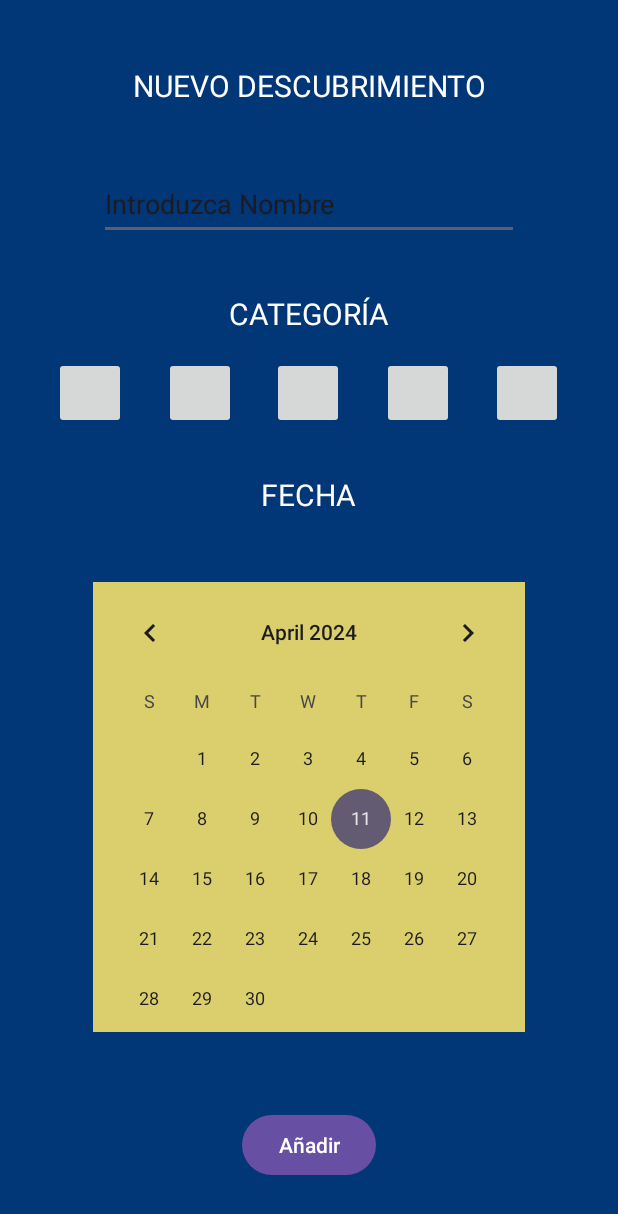
After one commit to Alcach/AstroLog, an Android app: the MeterObservacionNueva screen opened directly, with no data from a screen before it, on a phone screen of 412 x 824 dp. The commit adds this screen. Shown: the top 1214 px of the screen. Run offline under Robolectric (Android 15) with nearby library versions, the phone set to English and light mode, and no system bars.

Commit message:
Meter Calendario/Botones para la categoria /Strings para el titulo.

```diff
--- a/app/src/main/AndroidManifest.xml
+++ b/app/src/main/AndroidManifest.xml
@@ -13,6 +13,9 @@
         android:theme="@style/Theme.AstroLog"
         tools:targetApi="31">
         <activity
+            android:name=".MeterObservacionNueva"
+            android:exported="false" />
+        <activity
             android:name=".MainActivity"
             android:exported="true">
             <intent-filter>
--- a/app/src/main/java/com/sc/astrolog/MainActivity.java
+++ b/app/src/main/java/com/sc/astrolog/MainActivity.java
@@ -2,13 +2,23 @@ package com.sc.astrolog;
 
 import androidx.appcompat.app.AppCompatActivity;
 
+import android.content.Intent;
 import android.os.Bundle;
+import android.widget.Button;
 
 public class MainActivity extends AppCompatActivity {
+    Button botonNuevaObs;
 
     @Override
     protected void onCreate(Bundle savedInstanceState) {
         super.onCreate(savedInstanceState);
         setContentView(R.layout.activity_main);
+        botonNuevaObs = findViewById(R.id.BotonAIrMeterObs);
+        botonNuevaObs.setOnClickListener(view -> IntroducirNuevaObs());
+    }
+    private void IntroducirNuevaObs()
+    {
+        Intent intent = new Intent(this, MeterObservacionNueva.class);
+        startActivity(intent);
     }
 }
--- /dev/null
+++ b/app/src/main/java/com/sc/astrolog/MeterObservacionNueva.java
@@ -0,0 +1,107 @@
+package com.sc.astrolog;
+
+import androidx.annotation.NonNull;
+import androidx.appcompat.app.AppCompatActivity;
+
+import android.content.Context;
+import android.content.Intent;
+import android.content.SharedPreferences;
+import android.os.Bundle;
+import android.widget.Button;
+import android.widget.CalendarView;
+import android.widget.EditText;
+import android.widget.ImageButton;
+import android.widget.Toast;
+
+import java.text.SimpleDateFormat;
+import java.util.Calendar;
+import java.util.Locale;
+
+public class MeterObservacionNueva extends AppCompatActivity {
+
+    SharedPreferences preferencias;
+    EditText TituloCategoria;
+    String Titulo;
+    ImageButton botonCat1;
+    ImageButton botonCat2;
+    ImageButton botonCat3;
+    ImageButton botonCat4;
+    ImageButton botonCat5;
+    CalendarView CalendarioVista;
+    Calendar Calendario;
+    Button botonCrearObs;
+    @Override
+    protected void onCreate(Bundle savedInstanceState) {
+        super.onCreate(savedInstanceState);
+        setContentView(R.layout.activity_meter_observacion_nueva);
+        TituloCategoria = findViewById(R.id.NombreAIntroducir);
+        botonCat1 = findViewById(R.id.Categoria1);
+        botonCat2 = findViewById(R.id.Categoria2);
+        botonCat3 = findViewById(R.id.Categoria3);
+        botonCat4 = findViewById(R.id.Categoria4);
+        botonCat5 = findViewById(R.id.Categoria5);
+        botonCrearObs = findViewById(R.id.VolverALaLista);
+        CalendarioVista = findViewById(R.id.Calendario);
+        Calendario = Calendar.getInstance();
+        DameFecha();
+
+        botonCat1.setOnClickListener(view -> Cat1());
+        botonCat2.setOnClickListener(view -> Cat2());
+        botonCat3.setOnClickListener(view -> Cat3());
+        botonCat4.setOnClickListener(view -> Cat4());
+        botonCat5.setOnClickListener(view -> Cat5());
+        botonCrearObs.setOnClickListener(view -> CreameLaObservacion());
+        preferencias = getSharedPreferences("datosPrestamos", Context.MODE_PRIVATE);
+        CalendarioVista.setOnDateChangeListener(new CalendarView.OnDateChangeListener() {
+            @Override
+            public void onSelectedDayChange(@NonNull CalendarView calendarView, int anio, int mes, int dia)
+            {
+                Toast.makeText(MeterObservacionNueva.this, "Se ha cambiado la fecha a " + dia + "/" + (mes + 1) +"/" +anio, Toast.LENGTH_SHORT).show();
+            }
+        });
+    }
+    public void Cat1()
+    {
+        Toast.makeText(MeterObservacionNueva.this, "Has puesto categoría 1", Toast.LENGTH_SHORT).show();
+    }
+    public void Cat2()
+    {
+        Toast.makeText(MeterObservacionNueva.this, "Has puesto categoría 2", Toast.LENGTH_SHORT).show();
+    }
+    public void Cat3()
+    {
+        Toast.makeText(MeterObservacionNueva.this, "Has puesto categoría 3", Toast.LENGTH_SHORT).show();
+    }
+    public void Cat4()
+    {
+        Toast.makeText(MeterObservacionNueva.this, "Has puesto categoría 4", Toast.LENGTH_SHORT).show();
+    }
+    public void Cat5()
+    {
+        Toast.makeText(MeterObservacionNueva.this, "Has puesto categoría 5", Toast.LENGTH_SHORT).show();
+    }
+
+    public void CreameLaObservacion()
+    {
+        Titulo = TituloCategoria.getText().toString();
+        Intent intent = new Intent(this, MainActivity.class);
+        intent.putExtra("nombre", Titulo);
+        guardarDat(Titulo);
+    }
+    void guardarDat(String Titulo)
+    {
+        //declaramos las variables y valores a guardar
+        SharedPreferences.Editor editor = preferencias.edit();
+        editor.putString("nombreAGuardar", Titulo);
+        editor.commit();
+    }
+    //Te da la fecha actual, por si estas en 2030 sea 2030
+    public void DameFecha()
+    {
+        long fecha = CalendarioVista.getDate();
+        SimpleDateFormat sdf = new SimpleDateFormat("dd/MM/yy", Locale.getDefault());
+        Calendario.setTimeInMillis(fecha);
+        String fechaSeleccionada = sdf.format(Calendario.getTime());
+        Toast.makeText(MeterObservacionNueva.this, "La fecha es: " + fechaSeleccionada, Toast.LENGTH_SHORT).show();
+    }
+}
--- a/app/src/main/res/layout/activity_main.xml
+++ b/app/src/main/res/layout/activity_main.xml
@@ -7,6 +7,7 @@
     tools:context=".MainActivity">
 
     <TextView
+        android:id="@+id/textView"
         android:layout_width="wrap_content"
         android:layout_height="wrap_content"
         android:text="Hello World!"
@@ -15,4 +16,15 @@
         app:layout_constraintStart_toStartOf="parent"
         app:layout_constraintTop_toTopOf="parent" />
 
+    <Button
+        android:id="@+id/BotonAIrMeterObs"
+        android:layout_width="wrap_content"
+        android:layout_height="wrap_content"
+        android:text="MeterObs"
+        app:layout_constraintBottom_toBottomOf="parent"
+        app:layout_constraintEnd_toEndOf="parent"
+        app:layout_constraintStart_toStartOf="parent"
+        app:layout_constraintTop_toTopOf="parent"
+        app:layout_constraintVertical_bias="0.383" />
+
 </androidx.constraintlayout.widget.ConstraintLayout>
--- /dev/null
+++ b/app/src/main/res/layout/activity_meter_observacion_nueva.xml
@@ -0,0 +1,143 @@
+<?xml version="1.0" encoding="utf-8"?>
+<androidx.constraintlayout.widget.ConstraintLayout xmlns:android="http://schemas.android.com/apk/res/android"
+    xmlns:app="http://schemas.android.com/apk/res-auto"
+    xmlns:tools="http://schemas.android.com/tools"
+    android:layout_width="match_parent"
+    android:layout_height="match_parent"
+    tools:context=".MeterObservacionNueva"
+    android:background="#013677">
+
+    <TextView
+        android:id="@+id/TituloNuevoDesubrimiento"
+        android:layout_width="wrap_content"
+        android:layout_height="wrap_content"
+        android:text="NUEVO DESCUBRIMIENTO"
+        android:textColor="@android:color/white"
+        android:textSize="20dp"
+        app:layout_constraintBottom_toBottomOf="parent"
+        app:layout_constraintEnd_toEndOf="parent"
+        app:layout_constraintStart_toStartOf="parent"
+        app:layout_constraintTop_toTopOf="parent"
+        app:layout_constraintVertical_bias="0.054" />
+
+    <EditText
+        android:id="@+id/NombreAIntroducir"
+        android:layout_width="280dp"
+        android:layout_height="48dp"
+        android:text="Introduzca Nombre"
+        app:layout_constraintBottom_toBottomOf="parent"
+        app:layout_constraintEnd_toEndOf="parent"
+        app:layout_constraintHorizontal_bias="0.498"
+        app:layout_constraintStart_toStartOf="parent"
+        app:layout_constraintTop_toTopOf="parent"
+        app:layout_constraintVertical_bias="0.144" />
+
+    <TextView
+        android:id="@+id/TituloCategoria"
+        android:layout_width="wrap_content"
+        android:layout_height="wrap_content"
+        android:text="CATEGORÍA"
+        android:textColor="@android:color/white"
+        android:textSize="20dp"
+        app:layout_constraintBottom_toBottomOf="parent"
+        app:layout_constraintEnd_toEndOf="parent"
+        app:layout_constraintStart_toStartOf="parent"
+        app:layout_constraintTop_toTopOf="parent"
+        app:layout_constraintVertical_bias="0.245" />
+
+    <ImageButton
+        android:id="@+id/Categoria3"
+        android:layout_width="48dp"
+        android:layout_height="48dp"
+        app:layout_constraintBottom_toBottomOf="parent"
+        app:layout_constraintEnd_toEndOf="parent"
+        app:layout_constraintHorizontal_bias="0.498"
+        app:layout_constraintStart_toStartOf="parent"
+        app:layout_constraintTop_toTopOf="parent"
+        app:layout_constraintVertical_bias="0.307"
+        tools:ignore="SpeakableTextPresentCheck" />
+
+    <ImageButton
+        android:id="@+id/Categoria1"
+        android:layout_width="48dp"
+        android:layout_height="48dp"
+        app:layout_constraintBottom_toBottomOf="parent"
+        app:layout_constraintEnd_toEndOf="parent"
+        app:layout_constraintHorizontal_bias="0.099"
+        app:layout_constraintStart_toStartOf="parent"
+        app:layout_constraintTop_toTopOf="parent"
+        app:layout_constraintVertical_bias="0.307"
+        tools:ignore="SpeakableTextPresentCheck" />
+
+    <ImageButton
+        android:id="@+id/Categoria2"
+        android:layout_width="48dp"
+        android:layout_height="48dp"
+        app:layout_constraintBottom_toBottomOf="parent"
+        app:layout_constraintEnd_toEndOf="parent"
+        app:layout_constraintHorizontal_bias="0.3"
+        app:layout_constraintStart_toStartOf="parent"
+        app:layout_constraintTop_toTopOf="parent"
+        app:layout_constraintVertical_bias="0.307"
+        tools:ignore="SpeakableTextPresentCheck" />
+
+    <ImageButton
+        android:id="@+id/Categoria5"
+        android:layout_width="48dp"
+        android:layout_height="48dp"
+        app:layout_constraintBottom_toBottomOf="parent"
+        app:layout_constraintEnd_toEndOf="parent"
+        app:layout_constraintHorizontal_bias="0.9"
+        app:layout_constraintStart_toStartOf="parent"
+        app:layout_constraintTop_toTopOf="parent"
+        app:layout_constraintVertical_bias="0.307"
+        tools:ignore="SpeakableTextPresentCheck" />
+
+    <ImageButton
+        android:id="@+id/Categoria4"
+        android:layout_width="48dp"
+        android:layout_height="48dp"
+        app:layout_constraintBottom_toBottomOf="parent"
+        app:layout_constraintEnd_toEndOf="parent"
+        app:layout_constraintHorizontal_bias="0.699"
+        app:layout_constraintStart_toStartOf="parent"
+        app:layout_constraintTop_toTopOf="parent"
+        app:layout_constraintVertical_bias="0.307"
+        tools:ignore="SpeakableTextPresentCheck" />
+
+    <TextView
+        android:id="@+id/TituloFecha"
+        android:layout_width="wrap_content"
+        android:layout_height="wrap_content"
+        android:text="FECHA"
+        android:textColor="@android:color/white"
+        android:textSize="20dp"
+        app:layout_constraintBottom_toBottomOf="parent"
+        app:layout_constraintEnd_toEndOf="parent"
+        app:layout_constraintStart_toStartOf="parent"
+        app:layout_constraintTop_toTopOf="parent"
+        app:layout_constraintVertical_bias="0.397" />
+
+    <CalendarView
+        android:id="@+id/Calendario"
+        android:layout_width="288dp"
+        android:layout_height="300dp"
+        android:background="#DACF6C"
+        app:layout_constraintBottom_toBottomOf="parent"
+        app:layout_constraintEnd_toEndOf="parent"
+        app:layout_constraintStart_toStartOf="parent"
+        app:layout_constraintTop_toTopOf="parent"
+        app:layout_constraintVertical_bias="0.74" />
+
+    <Button
+        android:id="@+id/VolverALaLista"
+        android:layout_width="wrap_content"
+        android:layout_height="wrap_content"
+        android:text="Añadir"
+        app:layout_constraintBottom_toBottomOf="parent"
+        app:layout_constraintEnd_toEndOf="parent"
+        app:layout_constraintStart_toStartOf="parent"
+        app:layout_constraintTop_toTopOf="parent"
+        app:layout_constraintVertical_bias="0.953" />
+
+</androidx.constraintlayout.widget.ConstraintLayout>
```
